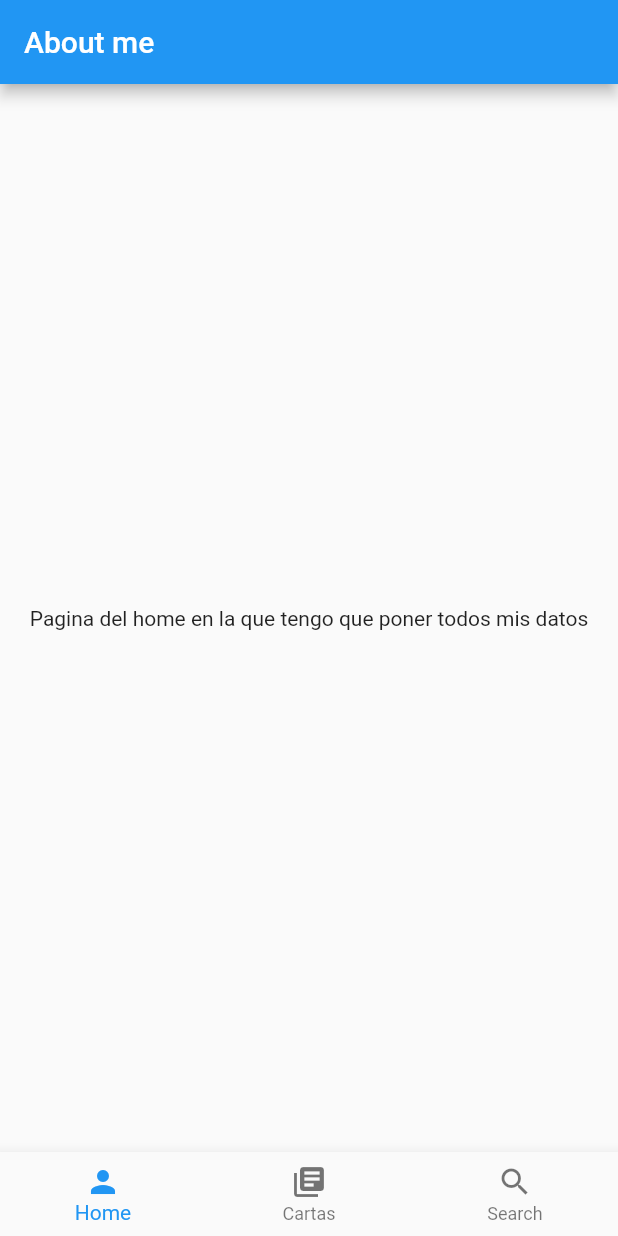
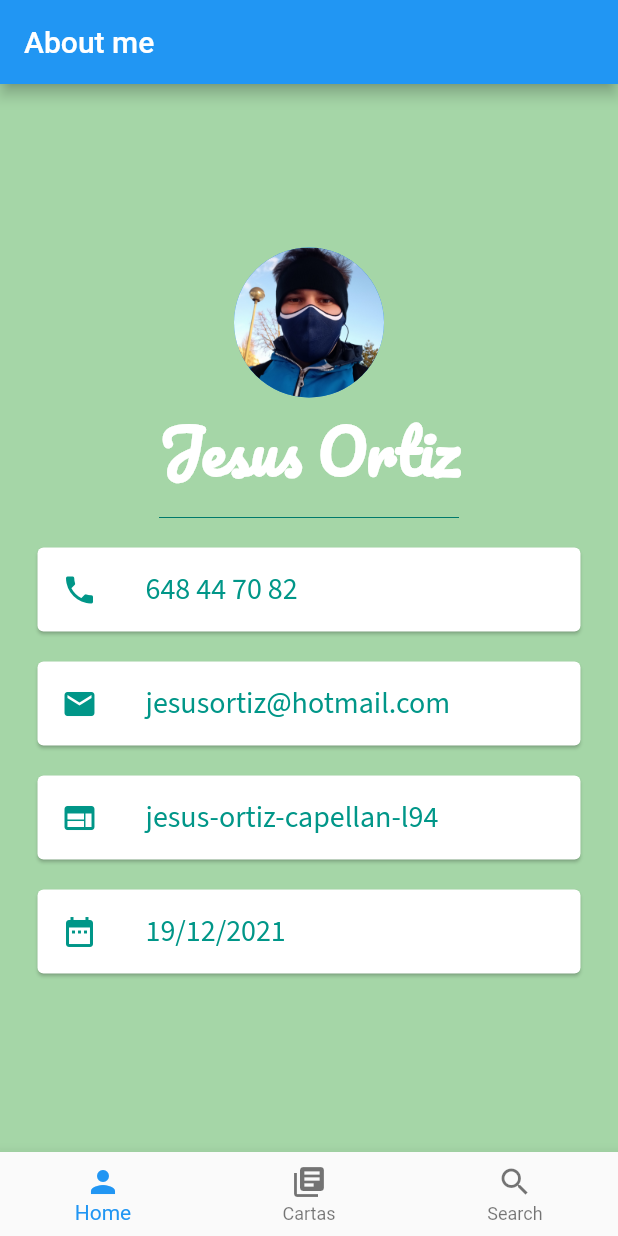
Before and after one commit to Jesuskp94/pruebaTecnicaHiberus, a Flutter app: the screen it shows after launch, on a phone screen of 412 x 824 dp. Run offline on Flutter 3.47's test engine with Material 2 defaults, Android fonts, the phone set to English and light mode, and no system bars; our stand-ins replace carousel_slider, connectivity_plus, google_fonts, smooth_page_indicator; network calls fail.

Commit message:
Añadiendo la pantalla del home

```diff
--- a/magicHiberus/lib/ui/pages/cartas_page.dart
+++ b/magicHiberus/lib/ui/pages/cartas_page.dart
@@ -30,7 +30,8 @@ class _CardsPageState extends State<CardsPage> {
           )
         ],
       ),
-        body: manejadorWidgetCartas()
+      body: manejadorWidgetCartas(),
+      backgroundColor: Colors.green[200],
     );
   }
 
--- a/magicHiberus/lib/ui/pages/home_page.dart
+++ b/magicHiberus/lib/ui/pages/home_page.dart
@@ -1,4 +1,6 @@
 import 'package:flutter/material.dart';
+import 'package:google_fonts/google_fonts.dart';
+import 'package:magichiberus/ui/widgets/home_page/InfoCard.dart';
 
 class HomePage extends StatelessWidget{
 
@@ -12,9 +14,46 @@ class HomePage extends StatelessWidget{
   Widget build(BuildContext context) {
     return Scaffold (
       appBar: AppBar(title: Text('About me'),),
-      body: Center(
-        child: Text("Pagina del home en la que tengo que poner todos mis datos"),
+      body: SafeArea(
+        child: Column(
+          mainAxisAlignment: MainAxisAlignment.center,
+          children: [
+            CircleAvatar(
+              radius: 50,
+              backgroundImage: AssetImage('assets/avatar.jpg'),
+            ),
+            Text(nombre,
+                style: GoogleFonts.pacifico(
+                    fontSize: 40,
+                    color: Colors.white,
+                    fontWeight: FontWeight.bold)),
+            SizedBox(
+              height: 20,
+              width: 200,
+              child: Divider(
+                color: Colors.teal.shade700,
+              ),
+            ),
+            InfoCard(
+              text: phone,
+              icon: Icons.phone,
+            ),
+            InfoCard(
+              text: email,
+              icon: Icons.email,
+            ),
+            InfoCard(
+              text: linkedin,
+              icon: Icons.web,
+            ),
+            InfoCard(
+              text: date,
+              icon: Icons.date_range,
+            ),
+          ],
+        ),
       ),
+      backgroundColor: Colors.green[200],
     );
   }
 }
--- /dev/null
+++ b/magicHiberus/lib/ui/widgets/home_page/InfoCard.dart
@@ -0,0 +1,30 @@
+import 'package:flutter/material.dart';
+import 'package:google_fonts/google_fonts.dart';
+
+class InfoCard extends StatelessWidget {
+  final String text;
+  final IconData icon;
+
+  InfoCard({
+    required this.text,
+    required this.icon,
+  });
+
+  @override
+  Widget build(BuildContext context) {
+    return Card(
+      color: Colors.white,
+      margin: EdgeInsets.symmetric(vertical: 10.0, horizontal: 25.0),
+      child: ListTile(
+        leading: Icon(
+          icon,
+          color: Colors.teal,
+        ),
+        title: Text(
+          text,
+          style: GoogleFonts.sourceSansPro(fontSize: 20, color: Colors.teal),
+        ),
+      ),
+    );
+  }
+}
--- a/magicHiberus/pubspec.yaml
+++ b/magicHiberus/pubspec.yaml
@@ -35,6 +35,7 @@ dependencies:
   smooth_page_indicator: ^1.0.0+2
   connectivity_plus: ^2.1.0
   fluttertoast: ^8.0.8
+  google_fonts: ^2.1.1
 
 dev_dependencies:
   flutter_test:
```
Lines whose indentation alone changed are shown as unchanged.
